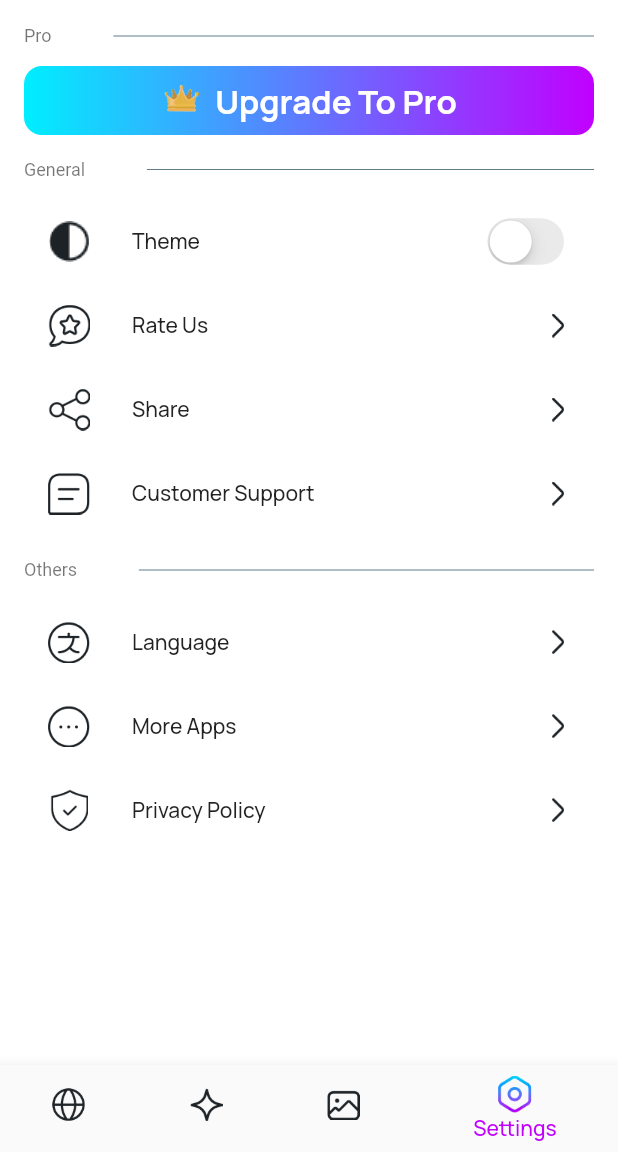
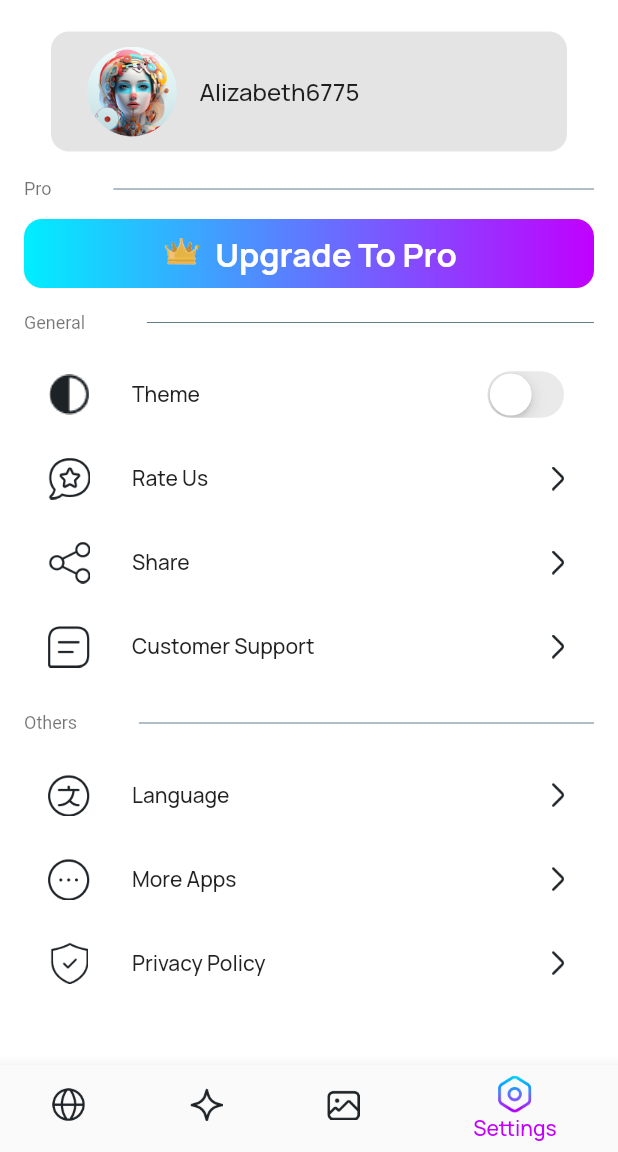
Before and after one commit to hammasali/artbotic, a Flutter app: the screen it shows after launch, item 4 of the bottom bar chosen, on a phone screen of 412 x 824 dp, the part 84-1236 px from its top. Run offline on Flutter 3.47's test engine with Material 2 defaults, Android fonts, the phone set to English and light mode, and no system bars; our stand-ins replace cached_network_image, carousel_slider, dots_indicator, firebase_core, firebase_messaging, flutter_easyloading and 5 more; missing offline and left inert: flutter_media_downloader, gradient_slider; accounts and stored records are empty; Roboto replaces fonts that are missing (Solway).

Commit message:
added profile

```diff
--- a/lib/view/settings.dart
+++ b/lib/view/settings.dart
@@ -22,6 +22,8 @@ class Settings extends StatelessWidget {
     final s = S.of(context);
     return Scaffold(
         body: ListView(padding: const EdgeInsets.all(16), children: [
+      userProfile(context),
+      const SizedBox(height: 12),
       customHeader(s.pro, context),
       const SizedBox(height: 12),
       CustomButton(
@@ -87,4 +89,27 @@ class Settings extends StatelessWidget {
             width: 16,
             color: Theme.of(context).iconTheme.color));
   }
+
+  userProfile(BuildContext context) {
+    return Container(
+        margin: const EdgeInsets.symmetric(horizontal: 18, vertical: 5),
+        padding: const EdgeInsets.symmetric(horizontal: 24, vertical: 10),
+        decoration: BoxDecoration(
+            color: Theme.of(context).highlightColor,
+            borderRadius: BorderRadius.circular(12)),
+        child: Row(
+          children: [
+            const ClipOval(
+                child: Image(
+                    height: 60,
+                    width: 60,
+                    image: AssetImage(AppConsts.iconRound),
+                    fit: BoxFit.cover)),
+            const SizedBox(width: 15),
+            Flexible(
+                child: Text('Alizabeth6775',
+                    style: Theme.of(context).textTheme.titleMedium))
+          ],
+        ));
+  }
 }
```
